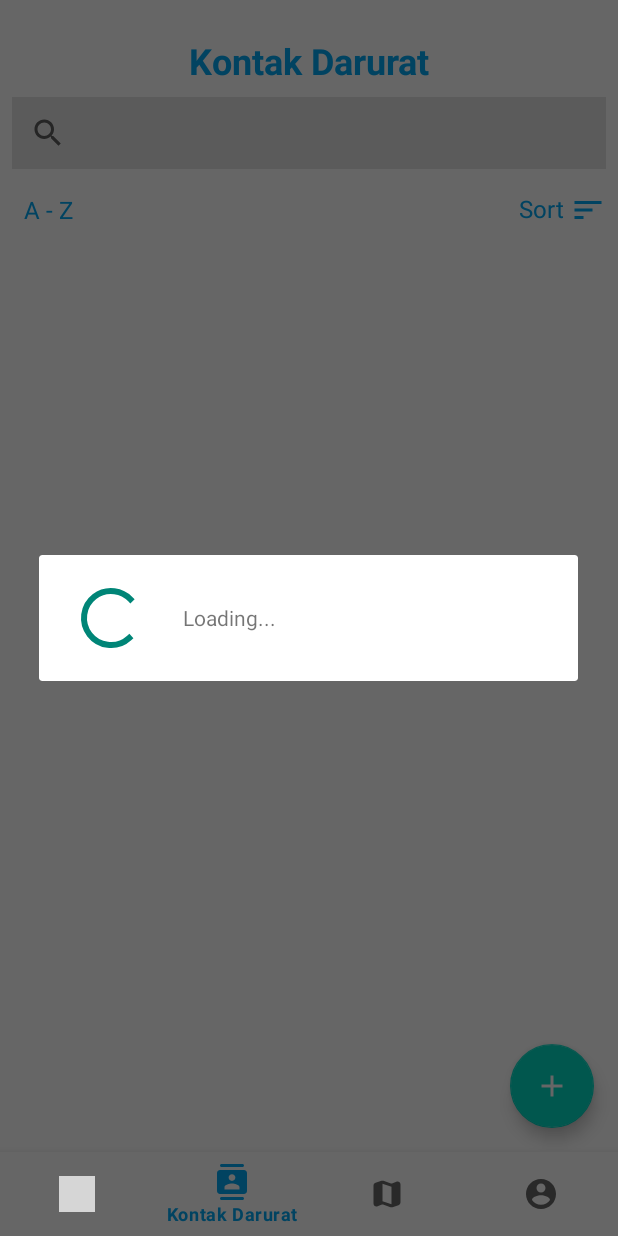
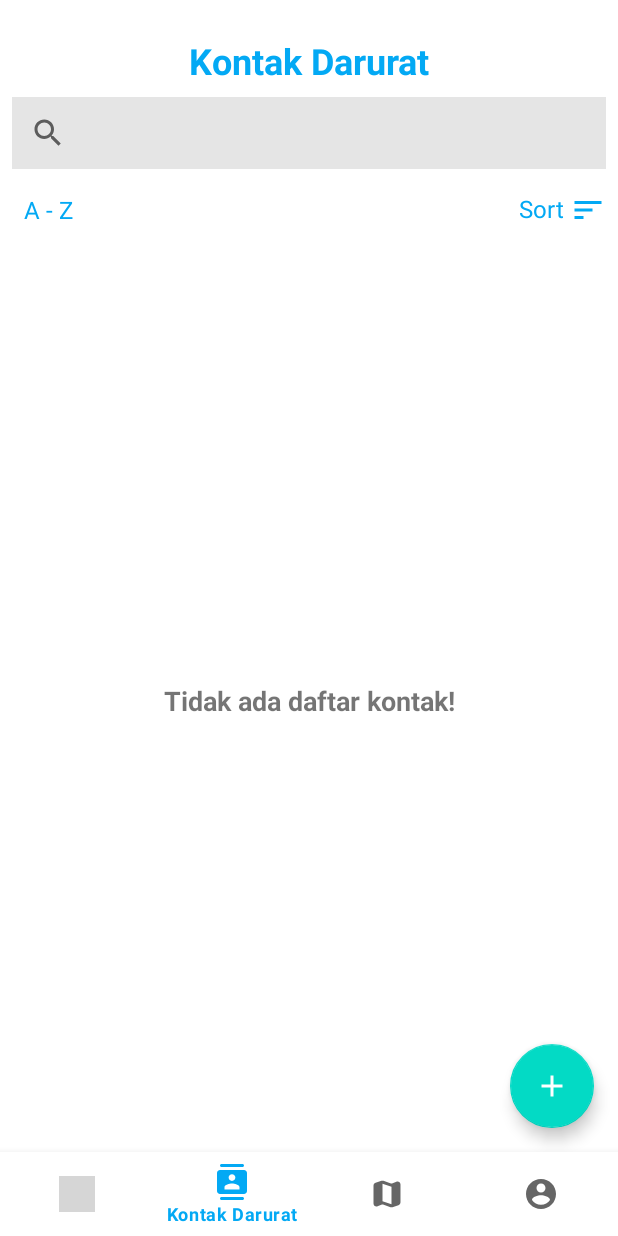
Before and after one commit to dimaslesmana/KlikDarurat-IF570, an Android app: the screen it shows after launch once a user with an empty profile is signed in (MainActivity), item 2 of the bottom bar chosen, on a phone screen of 412 x 824 dp. Run offline under Robolectric (Android 15) with nearby library versions, the phone set to English and light mode, and no system bars; our stand-ins replace Firebase (no records; nobody signed in at launch, a user with empty details on screens opened directly), navigation-ui; grey boxes are pictures that could not be loaded.

Commit message:
refactor: personal emergency contact

```diff
--- a/app/src/main/java/id/ac/umn/if570/titik/koma/klikdarurat/EmergencyServiceLocationFragment.java
+++ b/app/src/main/java/id/ac/umn/if570/titik/koma/klikdarurat/EmergencyServiceLocationFragment.java
@@ -13,7 +13,6 @@ import android.view.ViewGroup;
 import com.google.android.gms.common.api.Status;
 import com.google.android.gms.maps.CameraUpdateFactory;
 import com.google.android.gms.maps.GoogleMap;
-import com.google.android.gms.maps.MapFragment;
 import com.google.android.gms.maps.OnMapReadyCallback;
 import com.google.android.gms.maps.SupportMapFragment;
 import com.google.android.gms.maps.model.BitmapDescriptorFactory;
--- a/app/src/main/java/id/ac/umn/if570/titik/koma/klikdarurat/PersonalEmergencyContactAdapter.java
+++ b/app/src/main/java/id/ac/umn/if570/titik/koma/klikdarurat/PersonalEmergencyContactAdapter.java
@@ -19,6 +19,9 @@ public class PersonalEmergencyContactAdapter extends RecyclerView.Adapter<Person
     private ArrayList<PersonalEmergencyContact> personalEmergencyContacts;
     private OnItemClickCallback onItemClickCallback;
     private OnLongItemClickCallback onLongItemClickCallback;
+    private static final int VIEW_TYPE_EMPTY = 0;
+    private static final int VIEW_TYPE_CONTACT = 1;
+
     public interface OnItemClickCallback {
         void OnItemClicked(PersonalEmergencyContact contact);
     }
@@ -43,12 +46,22 @@ public class PersonalEmergencyContactAdapter extends RecyclerView.Adapter<Person
     @NonNull
     @Override
     public ViewHolder onCreateViewHolder(@NonNull ViewGroup parent, int viewType) {
-        View view = LayoutInflater.from(context).inflate(R.layout.item_row_personal_emergency_contact, parent, false);
+        View view;
+
+        if (viewType == VIEW_TYPE_CONTACT) {
+            view = LayoutInflater.from(context).inflate(R.layout.item_row_personal_emergency_contact, parent, false);
+        } else {
+            view = LayoutInflater.from(context).inflate(R.layout.item_row_personal_emergency_contact_empty, parent, false);
+        }
+
         return new ViewHolder(view);
     }
 
     @Override
     public void onBindViewHolder(@NonNull ViewHolder holder, int position) {
+        int viewType = getItemViewType(position);
+
+        if (viewType == VIEW_TYPE_CONTACT) {
             PersonalEmergencyContact contact = personalEmergencyContacts.get(position);
 
             holder.tvName.setText(contact.getName());
@@ -66,10 +79,24 @@ public class PersonalEmergencyContactAdapter extends RecyclerView.Adapter<Person
                 }
             });
         }
+    }
 
     @Override
     public int getItemCount() {
+        if (personalEmergencyContacts.size() == 0) {
+            return 1;
+        } else {
             return personalEmergencyContacts.size();
+        }
+    }
+
+    @Override
+    public int getItemViewType(int position) {
+        if (personalEmergencyContacts.size() == 0) {
+            return VIEW_TYPE_EMPTY;
+        } else {
+            return VIEW_TYPE_CONTACT;
+        }
     }
 
     public class ViewHolder extends RecyclerView.ViewHolder {
--- a/app/src/main/java/id/ac/umn/if570/titik/koma/klikdarurat/PersonalEmergencyContactFragment.java
+++ b/app/src/main/java/id/ac/umn/if570/titik/koma/klikdarurat/PersonalEmergencyContactFragment.java
@@ -109,7 +109,7 @@ public class PersonalEmergencyContactFragment extends Fragment implements View.O
 
         DocumentReference docRef = firestore.collection("users").document(currentUser.getUid());
 
-        docRef.collection("contacts").orderBy("name", Query.Direction.ASCENDING).addSnapshotListener(new EventListener<QuerySnapshot>() {
+        docRef.collection("contacts").orderBy("name", Query.Direction.ASCENDING).whereNotEqualTo("name", "EMPTY_RESERVED").addSnapshotListener(new EventListener<QuerySnapshot>() {
             @Override
             public void onEvent(@Nullable QuerySnapshot value, @Nullable FirebaseFirestoreException error) {
                 if (error != null) {
@@ -122,7 +122,9 @@ public class PersonalEmergencyContactFragment extends Fragment implements View.O
                 }
 
                 if (value.isEmpty()) {
-                    Log.i("CONTACTS", "CONTACTS IS EMPTY!");
+                    if (progressDialog.isShowing()) {
+                        progressDialog.dismiss();
+                    }
                     return;
                 }
 
@@ -156,7 +158,7 @@ public class PersonalEmergencyContactFragment extends Fragment implements View.O
         adapter = new PersonalEmergencyContactAdapter(view.getContext(), personalEmergencyContacts);
         rvPersonalEmergencyContact.setAdapter(adapter);
 
-       registerForContextMenu(rvPersonalEmergencyContact);
+        registerForContextMenu(rvPersonalEmergencyContact);
         adapter.setOnItemClickCallback(new PersonalEmergencyContactAdapter.OnItemClickCallback() {
             @Override
             public void OnItemClicked(PersonalEmergencyContact contact) {
@@ -179,6 +181,7 @@ public class PersonalEmergencyContactFragment extends Fragment implements View.O
     @Override
     public void onCreateContextMenu(@NonNull ContextMenu menu, @NonNull View v, @Nullable ContextMenu.ContextMenuInfo menuInfo) {
         super.onCreateContextMenu(menu, v, menuInfo);
+
         MenuInflater inflater = getActivity().getMenuInflater();
         inflater.inflate(R.menu.menu_context_menu_personal_emergency_contact, menu);
     }
--- a/app/src/main/java/id/ac/umn/if570/titik/koma/klikdarurat/RegisterActivity.java
+++ b/app/src/main/java/id/ac/umn/if570/titik/koma/klikdarurat/RegisterActivity.java
@@ -128,6 +128,7 @@ public class RegisterActivity extends AppCompatActivity implements View.OnClickL
                                             @Override
                                             public void onSuccess(Void unused) {
                                                 progressBar.setVisibility(View.GONE);
+                                                createContactsCollection(userId);
                                                 currentUser.sendEmailVerification();
                                                 mAuth.signOut();
 
@@ -144,8 +145,6 @@ public class RegisterActivity extends AppCompatActivity implements View.OnClickL
                                                 Toast.makeText(RegisterActivity.this, "Failed to register! Try again!", Toast.LENGTH_LONG).show();
                                             }
                                         });
-
-                                //createContactsCollection(userId);
                             } else {
                                 Toast.makeText(RegisterActivity.this, "Failed to register! Try again!", Toast.LENGTH_LONG).show();
                                 progressBar.setVisibility(View.GONE);
@@ -170,14 +169,11 @@ public class RegisterActivity extends AppCompatActivity implements View.OnClickL
     }
 
     private void createContactsCollection(String userId) {
-        DocumentReference documentReference = firestore.collection("contacts").document(userId);
+        DocumentReference documentReference = firestore.collection("users").document(userId);
 
         Map<String, Object> contact = new HashMap<>();
-//        Map<String, Object> map = new HashMap<>();
-//        map.put("phoneNumber", "123");
-//
-//        contact.put("keluarga", new HashMap<>());
+        contact.put("name", "EMPTY_RESERVED");
 
-        documentReference.set(contact);
+        documentReference.collection("contacts").document("EMPTY_RESERVED").set(contact);
     }
 }
--- /dev/null
+++ b/app/src/main/res/layout/item_row_personal_emergency_contact_empty.xml
@@ -0,0 +1,19 @@
+<?xml version="1.0" encoding="utf-8"?>
+<androidx.constraintlayout.widget.ConstraintLayout xmlns:android="http://schemas.android.com/apk/res/android"
+    xmlns:app="http://schemas.android.com/apk/res-auto"
+    xmlns:tools="http://schemas.android.com/tools"
+    android:layout_width="match_parent"
+    android:layout_height="match_parent">
+
+    <TextView
+        android:layout_width="match_parent"
+        android:layout_height="match_parent"
+        android:padding="18dp"
+        android:gravity="center"
+        android:text="@string/personal_emergency_contact_tv_empty"
+        android:textSize="18sp"
+        android:textStyle="bold"
+        app:layout_constraintTop_toTopOf="parent"
+        app:layout_constraintLeft_toLeftOf="parent" />
+
+</androidx.constraintlayout.widget.ConstraintLayout>
--- a/app/src/main/res/values/strings.xml
+++ b/app/src/main/res/values/strings.xml
@@ -19,6 +19,7 @@
     <string name="personal_emergency_contact_tv_title">Kontak Darurat</string>
     <string name="personal_emergency_contact_tv_a_z">A - Z</string>
     <string name="personal_emergency_contact_tv_sort">Sort</string>
+    <string name="personal_emergency_contact_tv_empty">Tidak ada daftar kontak!</string>
 
     <!-- Add Personal Emergency Contact -->
     <string name="add_personal_emergency_contact_tv_title">Tambah Kontak</string>
```
Lines whose indentation alone changed are shown as unchanged.
